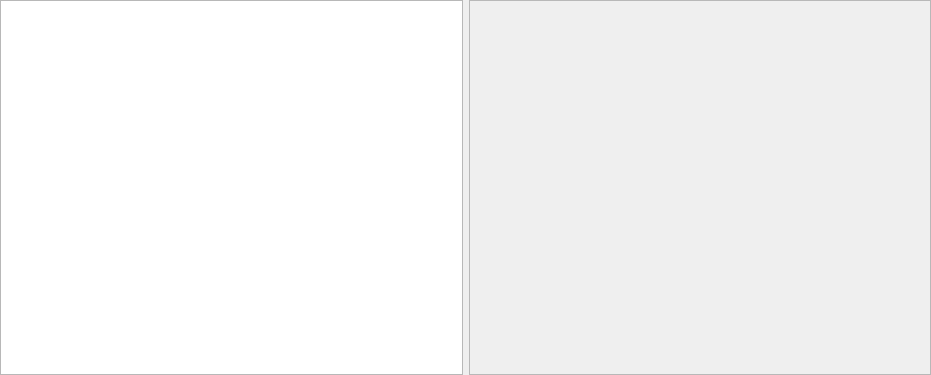
This is apps/settings/extensions/Extensions.ui in OpenFairWind/fairwindplusplus as Qt 5 draws it before an edit. The edited form follows.
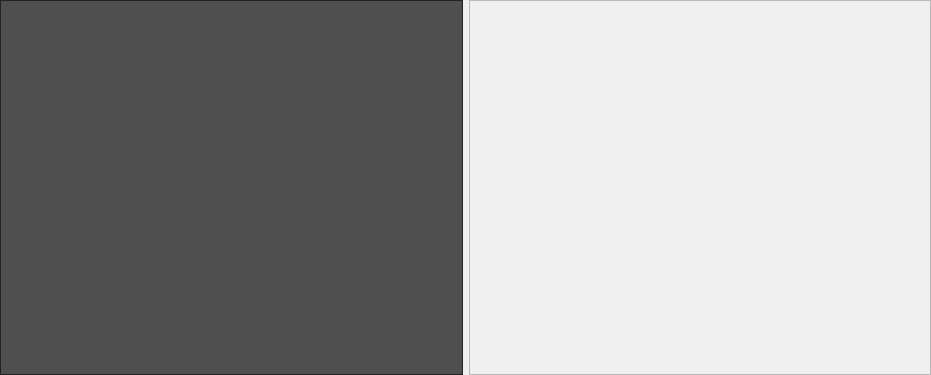
This is the edited form.

What changed in the file:
```diff
--- a/apps/settings/extensions/Extensions.ui
+++ b/apps/settings/extensions/Extensions.ui
@@ -27,7 +27,12 @@
     <number>0</number>
    </property>
    <item row="0" column="0">
-    <widget class="QListWidget" name="list_Extensions"/>
+    <widget class="QListWidget" name="list_Extensions">
+     <property name="styleSheet">
+      <string notr="true">background-color: rgba(26, 26, 26, 191);
+color: rgb(250, 255, 255);</string>
+     </property>
+    </widget>
    </item>
    <item row="0" column="1">
     <widget class="QScrollArea" name="scrollArea_Extension">
```
